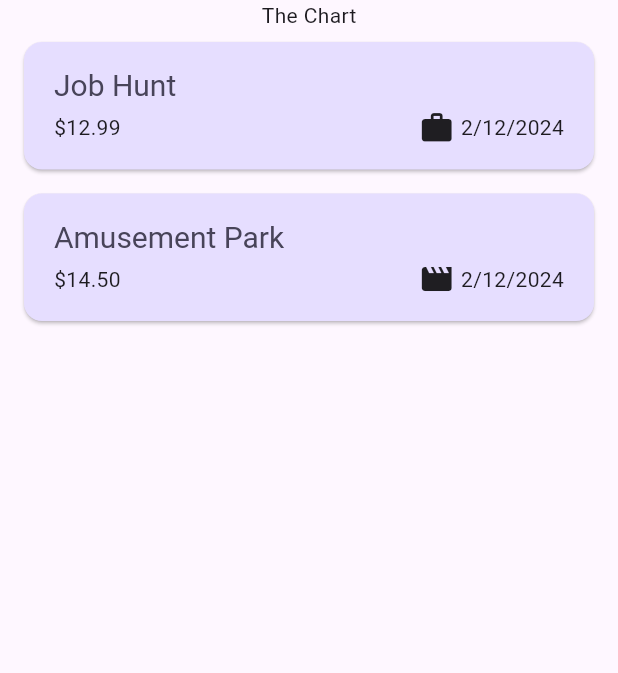
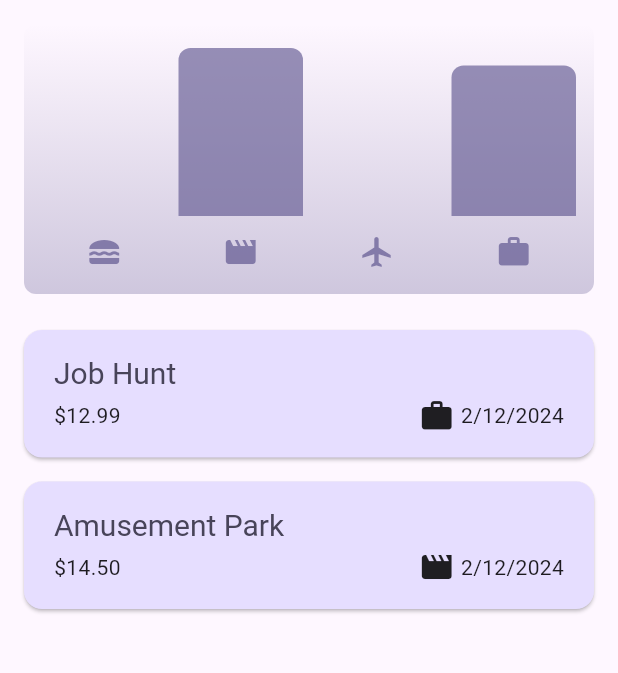
Before and after one commit to shivank76/expense_tracker_app, a Flutter app: the screen it shows after launch, on a phone screen of 412 x 824 dp, the part 84-757 px from its top. Run offline on Flutter 3.47's test engine with Material 3 defaults, Android fonts, the phone set to English and light mode, and no system bars.

Commit message:
module 5 completed

```diff
--- a/lib/main.dart
+++ b/lib/main.dart
@@ -1,12 +1,30 @@
 import 'package:flutter/material.dart';
-import 'package:expense_tracker_app/widget/home.dart';
+import 'package:expense_tracker_app/widgets/home.dart';
 
 var kColorScheme =
     ColorScheme.fromSeed(seedColor: const Color.fromARGB(255, 82, 0, 245));
+var kDarkColorScheme = ColorScheme.fromSeed(
+    brightness: Brightness.dark,
+    seedColor: const Color.fromARGB(255, 5, 99, 125));
 
 void main() {
   runApp(
     MaterialApp(
+      darkTheme: ThemeData.dark().copyWith(
+        colorScheme: kDarkColorScheme,
+        appBarTheme: const AppBarTheme().copyWith(
+          backgroundColor: kDarkColorScheme.primaryContainer,
+          foregroundColor: kDarkColorScheme.onPrimaryContainer,
+        ),
+        cardTheme: const CardTheme().copyWith(
+          color: kDarkColorScheme.primaryContainer,
+          margin: const EdgeInsets.symmetric(horizontal: 16, vertical: 8),
+        ),
+        elevatedButtonTheme: ElevatedButtonThemeData(
+          style: ElevatedButton.styleFrom(
+              backgroundColor: kDarkColorScheme.primaryContainer),
+        ),
+      ),
       theme: ThemeData().copyWith(
         colorScheme: kColorScheme,
         appBarTheme: const AppBarTheme().copyWith(
@@ -28,6 +46,7 @@ void main() {
               ),
             ),
       ),
+      // themeMode: ThemeMode.system, -> Default
       home: const Home(),
     ),
   );
--- a/lib/models/expense.dart
+++ b/lib/models/expense.dart
@@ -31,3 +31,23 @@ class Expense {
     return formatter.format(date);
   }
 }
+
+class ExpenseBucket {
+  const ExpenseBucket({required this.category, required this.expenses});
+
+  ExpenseBucket.forCategory(List<Expense> allExpenses, this.category)
+      : expenses = allExpenses
+            .where((expense) => expense.category == category)
+            .toList();
+
+  final Category category;
+  final List<Expense> expenses;
+
+  double get totalExpenses {
+    double sum = 0;
+    for (final expense in expenses) {
+      sum += expense.amount;
+    }
+    return sum;
+  }
+}
--- /dev/null
+++ b/lib/widgets/chart/chart.dart
@@ -0,0 +1,95 @@
+import 'package:flutter/material.dart';
+
+import 'package:expense_tracker_app/widgets/chart/chart_bar.dart';
+import 'package:expense_tracker_app/models/expense.dart';
+
+class Chart extends StatelessWidget {
+  const Chart({super.key, required this.expenses});
+
+  final List<Expense> expenses;
+
+  List<ExpenseBucket> get buckets {
+    return [
+      ExpenseBucket.forCategory(expenses, Category.food),
+      ExpenseBucket.forCategory(expenses, Category.leisure),
+      ExpenseBucket.forCategory(expenses, Category.travel),
+      ExpenseBucket.forCategory(expenses, Category.work),
+    ];
+  }
+
+  double get maxTotalExpense {
+    double maxTotalExpense = 0;
+
+    for (final bucket in buckets) {
+      if (bucket.totalExpenses > maxTotalExpense) {
+        maxTotalExpense = bucket.totalExpenses;
+      }
+    }
+
+    return maxTotalExpense;
+  }
+
+  @override
+  Widget build(BuildContext context) {
+    final isDarkMode =
+        MediaQuery.of(context).platformBrightness == Brightness.dark;
+    return Container(
+      margin: const EdgeInsets.all(16),
+      padding: const EdgeInsets.symmetric(
+        vertical: 16,
+        horizontal: 8,
+      ),
+      width: double.infinity,
+      height: 180,
+      decoration: BoxDecoration(
+        borderRadius: BorderRadius.circular(8),
+        gradient: LinearGradient(
+          colors: [
+            Theme.of(context).colorScheme.primary.withOpacity(0.3),
+            Theme.of(context).colorScheme.primary.withOpacity(0.0)
+          ],
+          begin: Alignment.bottomCenter,
+          end: Alignment.topCenter,
+        ),
+      ),
+      child: Column(
+        children: [
+          Expanded(
+            child: Row(
+              crossAxisAlignment: CrossAxisAlignment.end,
+              children: [
+                for (final bucket in buckets) // alternative to map()
+                  ChartBar(
+                    fill: bucket.totalExpenses == 0
+                        ? 0
+                        : bucket.totalExpenses / maxTotalExpense,
+                  )
+              ],
+            ),
+          ),
+          const SizedBox(height: 12),
+          Row(
+            children: buckets
+                .map(
+                  (bucket) => Expanded(
+                    child: Padding(
+                      padding: const EdgeInsets.symmetric(horizontal: 4),
+                      child: Icon(
+                        categoryIcons[bucket.category],
+                        color: isDarkMode
+                            ? Theme.of(context).colorScheme.secondary
+                            : Theme.of(context)
+                                .colorScheme
+                                .primary
+                                .withOpacity(0.7),
+                      ),
+                    ),
+                  ),
+                )
+                .toList(),
+          )
+        ],
+      ),
+    );
+  }
+}
--- /dev/null
+++ b/lib/widgets/chart/chart_bar.dart
@@ -0,0 +1,34 @@
+import 'package:flutter/material.dart';
+
+class ChartBar extends StatelessWidget {
+  const ChartBar({
+    super.key,
+    required this.fill,
+  });
+
+  final double fill;
+
+  @override
+  Widget build(BuildContext context) {
+    final isDarkMode =
+        MediaQuery.of(context).platformBrightness == Brightness.dark;
+    return Expanded(
+      child: Padding(
+        padding: const EdgeInsets.symmetric(horizontal: 4),
+        child: FractionallySizedBox(
+          heightFactor: fill,
+          child: DecoratedBox(
+            decoration: BoxDecoration(
+              shape: BoxShape.rectangle,
+              borderRadius:
+                  const BorderRadius.vertical(top: Radius.circular(8)),
+              color: isDarkMode
+                  ? Theme.of(context).colorScheme.secondary
+                  : Theme.of(context).colorScheme.primary.withOpacity(0.65),
+            ),
+          ),
+        ),
+      ),
+    );
+  }
+}
--- a/lib/widget/expense_list/expense_list.dart
+++ b/lib/widgets/expense_list/expense_list.dart
@@ -1,5 +1,5 @@
 import 'package:expense_tracker_app/models/expense.dart';
-import 'package:expense_tracker_app/widget/expense_list/expense_items.dart';
+import 'package:expense_tracker_app/widgets/expense_list/expense_items.dart';
 import 'package:flutter/material.dart';
 
 class ExpenseList extends StatelessWidget {
--- a/lib/widget/home.dart
+++ b/lib/widgets/home.dart
@@ -1,7 +1,8 @@
-import 'package:expense_tracker_app/widget/expense_list/expense_list.dart';
-import 'package:expense_tracker_app/widget/new_expense.dart';
+import 'package:expense_tracker_app/widgets/expense_list/expense_list.dart';
+import 'package:expense_tracker_app/widgets/new_expense.dart';
 import 'package:flutter/material.dart';
 import 'package:expense_tracker_app/models/expense.dart';
+import 'package:expense_tracker_app/widgets/chart/chart.dart';
 
 class Home extends StatefulWidget {
   const Home({super.key});
@@ -89,7 +90,7 @@ class _HomeState extends State<Home> {
       ),
       body: Column(
         children: [
-          const Text('The Chart'),
+          Chart(expenses: _registeredExpenses),
           Expanded(child: mainContent),
         ],
       ),
```
Also changed, not shown: lib/widgets/expense_list/expense_items.dart (renamed from lib/widget/expense_list/expense_items.dart), lib/widgets/new_expense.dart (renamed from lib/widget/new_expense.dart).
